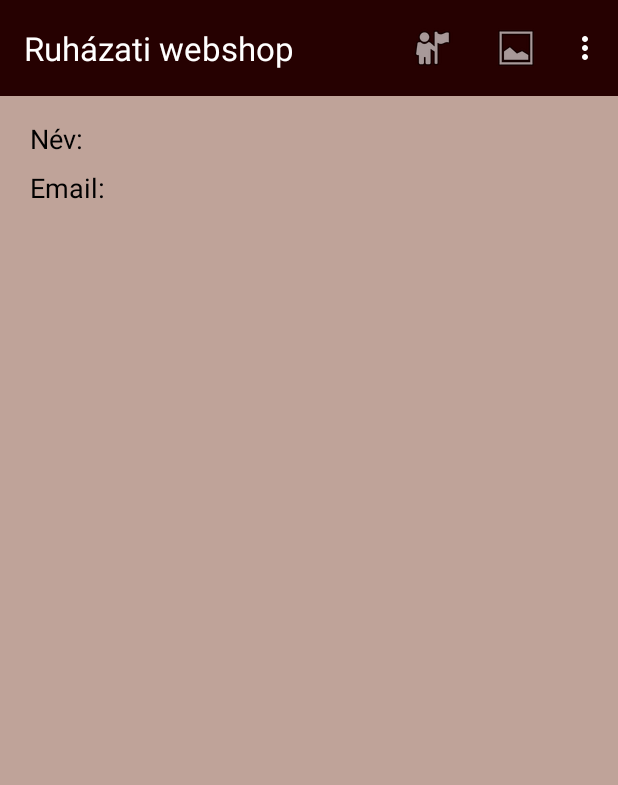
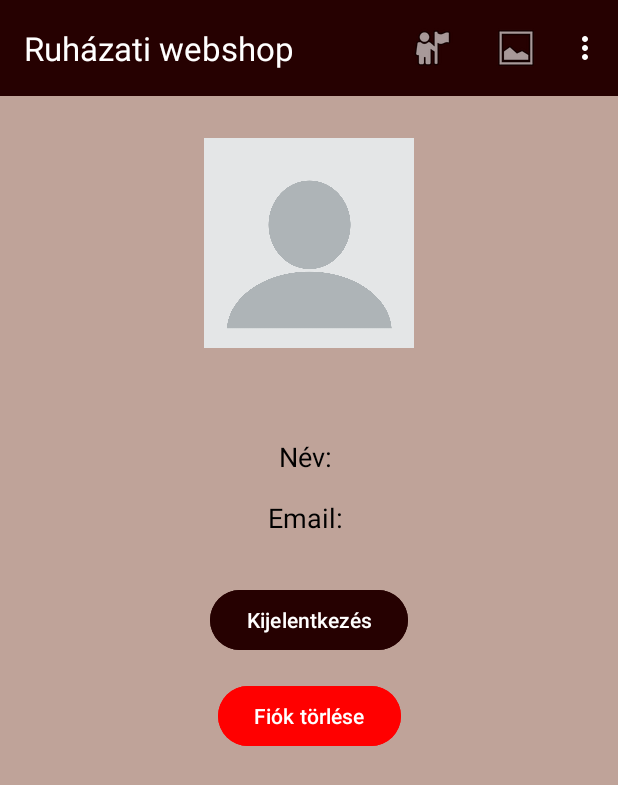
Before and after one commit to Depphead18/ruhazati_alkalmazas, an Android app: the ProfilActivity screen opened directly, with no data from a screen before it, on a phone screen of 412 x 824 dp. Shown: the top 785 px of the screen. Run offline under Robolectric (Android 15) with nearby library versions, the phone set to English and light mode, and no system bars; our stand-ins replace Firebase (no records; nobody signed in at launch, a user with empty details on screens opened directly).

Commit message:
fiok torlese

```diff
--- a/app/src/main/java/com/example/ruhzatiwebshop/ProfilActivity.java
+++ b/app/src/main/java/com/example/ruhzatiwebshop/ProfilActivity.java
@@ -1,7 +1,9 @@
 package com.example.ruhzatiwebshop;
 
+import android.content.Intent;
 import android.os.Bundle;
 import android.util.Log;
+import android.widget.Button;
 import android.widget.TextView;
 import android.widget.Toast;
 
@@ -11,7 +13,6 @@ import androidx.core.view.WindowInsetsCompat;
 
 import com.google.firebase.auth.FirebaseAuth;
 import com.google.firebase.auth.FirebaseUser;
-import com.google.firebase.firestore.DocumentSnapshot;
 import com.google.firebase.firestore.FirebaseFirestore;
 
 public class ProfilActivity extends BaseActivity {
@@ -23,6 +24,9 @@ public class ProfilActivity extends BaseActivity {
 
     private FirebaseAuth mAuth;
     private FirebaseFirestore db;
+
+    private FirebaseUser currentUser;
+    private String uid; // <-- Osztályszintű uid változó
 
     @Override
     protected void onCreate(Bundle savedInstanceState) {
@@ -43,10 +47,12 @@ public class ProfilActivity extends BaseActivity {
         mAuth = FirebaseAuth.getInstance();
         db = FirebaseFirestore.getInstance();
 
-        FirebaseUser currentUser = mAuth.getCurrentUser();
+        currentUser = mAuth.getCurrentUser();
+        Button buttonDeleteAccount = findViewById(R.id.buttonDeleteAccount);
+        Button buttonLogout = findViewById(R.id.buttonLogout);
 
         if (currentUser != null) {
-            String uid = currentUser.getUid();
+            uid = currentUser.getUid(); // <-- Most már elérhető más metódusokban is
             db.collection("felhasznalok").document(uid).get()
                     .addOnSuccessListener(documentSnapshot -> {
                         if (documentSnapshot.exists()) {
@@ -68,5 +74,38 @@ public class ProfilActivity extends BaseActivity {
             Toast.makeText(this, "Nincs bejelentkezett felhasználó", Toast.LENGTH_SHORT).show();
             Log.d(LOG_TAG, "Nincs bejelentkezett felhasználó.");
         }
+
+        buttonLogout.setOnClickListener(v -> {
+            mAuth.signOut();
+            Toast.makeText(ProfilActivity.this, "Sikeres kijelentkezés", Toast.LENGTH_SHORT).show();
+
+            Intent intent = new Intent(ProfilActivity.this, MainActivity.class);
+            intent.addFlags(Intent.FLAG_ACTIVITY_CLEAR_TOP | Intent.FLAG_ACTIVITY_NEW_TASK);
+            startActivity(intent);
+            finish();
+        });
+
+        buttonDeleteAccount.setOnClickListener(v -> {
+            if (uid != null && currentUser != null) {
+                db.collection("felhasznalok").document(uid)
+                        .delete()
+                        .addOnSuccessListener(aVoid -> {
+                            currentUser.delete()
+                                    .addOnSuccessListener(aVoid1 -> {
+                                        Toast.makeText(ProfilActivity.this, "Fiók sikeresen törölve", Toast.LENGTH_SHORT).show();
+                                        startActivity(new Intent(ProfilActivity.this, RegisztracioActivity.class));
+                                        finish();
+                                    })
+                                    .addOnFailureListener(e -> {
+                                        Toast.makeText(ProfilActivity.this, "Hiba a fiók törlésekor: " + e.getMessage(), Toast.LENGTH_LONG).show();
+                                    });
+                        })
+                        .addOnFailureListener(e -> {
+                            Toast.makeText(ProfilActivity.this, "Hiba az adatok törlésekor: " + e.getMessage(), Toast.LENGTH_LONG).show();
+                        });
+            } else {
+                Toast.makeText(ProfilActivity.this, "Nem található felhasználó azonosító.", Toast.LENGTH_SHORT).show();
+            }
+        });
     }
 }
--- a/app/src/main/res/layout/activity_profil.xml
+++ b/app/src/main/res/layout/activity_profil.xml
@@ -1,6 +1,7 @@
 <?xml version="1.0" encoding="utf-8"?>
 <androidx.constraintlayout.widget.ConstraintLayout xmlns:android="http://schemas.android.com/apk/res/android"
     xmlns:app="http://schemas.android.com/apk/res-auto"
+    xmlns:tools="http://schemas.android.com/tools"
     android:id="@+id/main"
     android:layout_width="match_parent"
     android:layout_height="match_parent"
@@ -20,28 +21,67 @@
         app:layout_constraintStart_toStartOf="parent"
         app:layout_constraintTop_toTopOf="parent" />
 
+    <ImageView
+        android:id="@+id/imageView"
+        android:layout_width="140dp"
+        android:layout_height="140dp"
+        android:layout_marginTop="28dp"
+        android:contentDescription="Profilkép"
+        android:scaleType="centerCrop"
+        android:src="@drawable/pp"
+        app:layout_constraintEnd_toEndOf="parent"
+        app:layout_constraintStart_toStartOf="parent"
+        app:layout_constraintTop_toBottomOf="@+id/toolbar" />
+        />
+
     <TextView
         android:id="@+id/textViewUsername"
         android:layout_width="wrap_content"
         android:layout_height="wrap_content"
+        android:layout_marginTop="60dp"
         android:text="Név: "
+        android:textColor="@color/black"
         android:textSize="18sp"
-        app:layout_constraintTop_toBottomOf="@+id/toolbar"
+        app:layout_constraintEnd_toEndOf="parent"
         app:layout_constraintStart_toStartOf="parent"
-        android:layout_marginTop="16dp"
-        android:layout_marginStart="20dp"
-        android:textColor="@color/black"/>
+        app:layout_constraintTop_toBottomOf="@+id/imageView" />
 
     <TextView
         android:id="@+id/textViewEmail"
         android:layout_width="wrap_content"
         android:layout_height="wrap_content"
+        android:layout_marginTop="16dp"
         android:text="Email: "
+        android:textColor="@color/black"
         android:textSize="18sp"
-        app:layout_constraintTop_toBottomOf="@+id/textViewUsername"
+        app:layout_constraintEnd_toEndOf="parent"
         app:layout_constraintStart_toStartOf="parent"
-        android:layout_marginTop="8dp"
-        android:layout_marginStart="20dp"
-        android:textColor="@color/black"/>
+        app:layout_constraintTop_toBottomOf="@+id/textViewUsername" />
+
+    <Button
+        android:id="@+id/buttonLogout"
+        android:layout_width="wrap_content"
+        android:layout_height="wrap_content"
+        android:layout_marginTop="32dp"
+        android:backgroundTint="@color/burgundi"
+        android:text="Kijelentkezés"
+        android:textColor="@color/white"
+        app:layout_constraintEnd_toEndOf="parent"
+        app:layout_constraintStart_toStartOf="parent"
+        app:layout_constraintTop_toBottomOf="@+id/textViewEmail" />
+
+    <Button
+        android:id="@+id/buttonDeleteAccount"
+        android:layout_width="wrap_content"
+        android:layout_height="wrap_content"
+        android:layout_marginTop="16dp"
+        android:backgroundTint="@color/red"
+        android:text="Fiók törlése"
+        android:textColor="@color/white"
+        app:layout_constraintTop_toBottomOf="@+id/buttonLogout"
+        app:layout_constraintStart_toStartOf="parent"
+        app:layout_constraintEnd_toEndOf="parent" />
+
+
 
 </androidx.constraintlayout.widget.ConstraintLayout>
--- a/app/src/main/res/values/colors.xml
+++ b/app/src/main/res/values/colors.xml
@@ -6,4 +6,5 @@
     <color name="sand">#8C7268</color>
     <color name="brown">#594138</color>
     <color name="burgundi">#260101</color>
+    <color name="red">#FF0000</color>
 </resources>
```
Also changed, not shown: app/src/main/res/drawable/pp.png (added).
